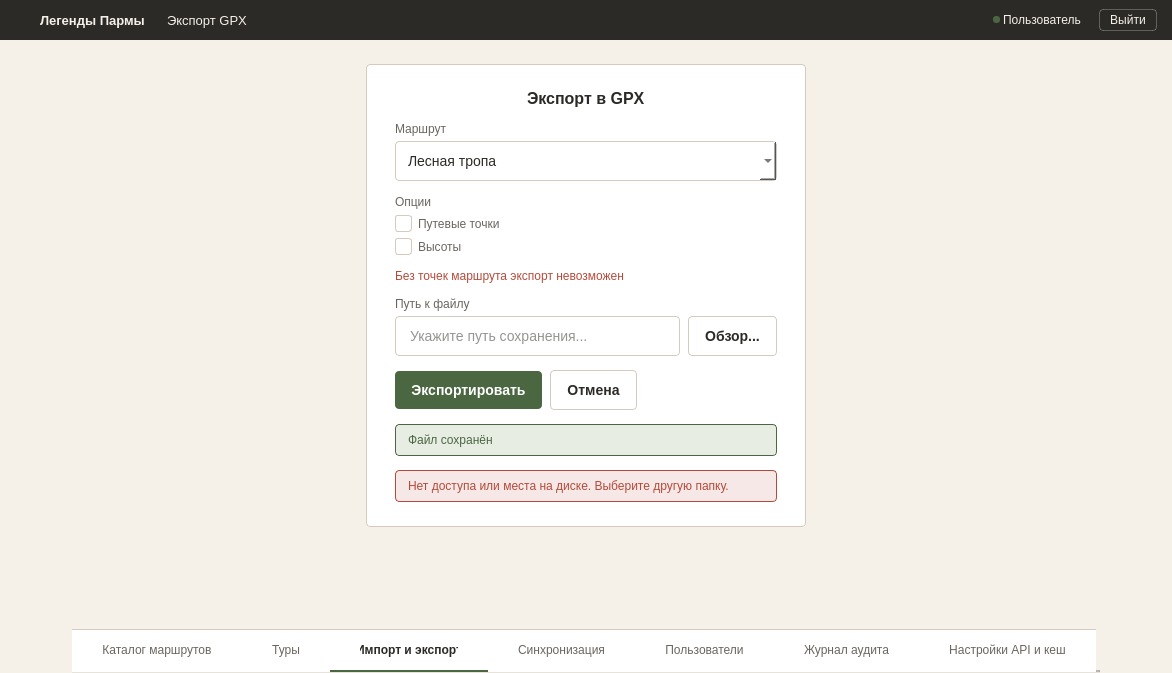
Qt form ui/windows/export_gpx_window.ui (nikolas-po/legends_parma) before a commit.
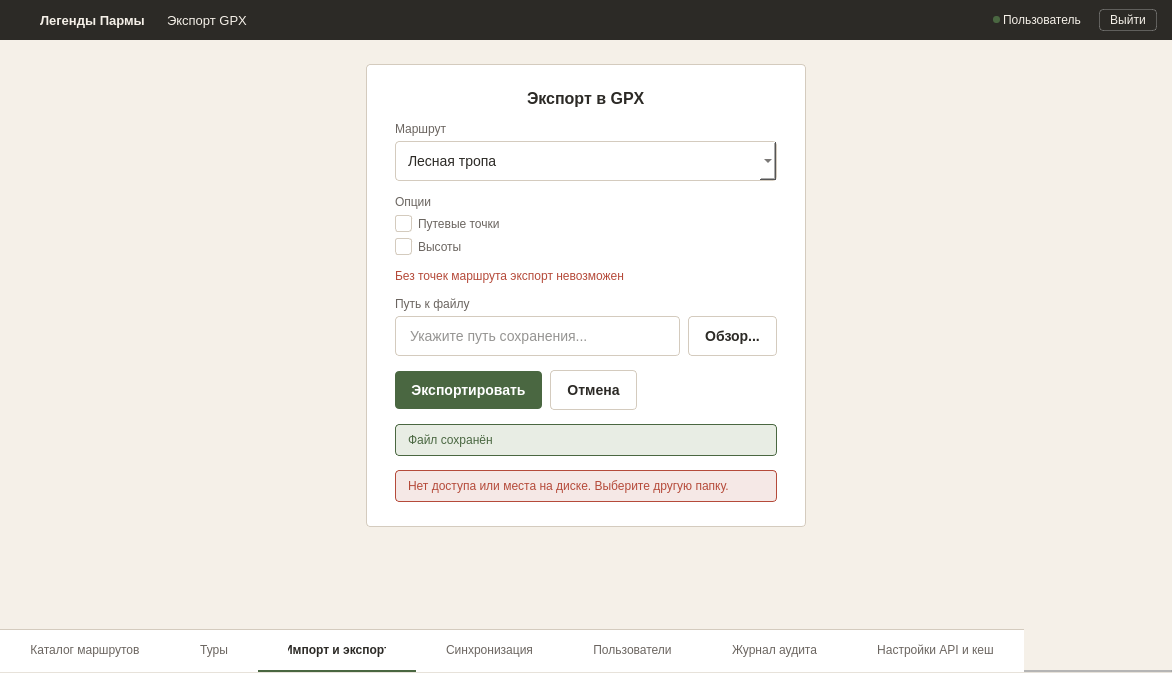
The same form after that commit. Icons and pictures are not drawn.

The edit to the form file:
```diff
--- a/ui/windows/export_gpx_window.ui
+++ b/ui/windows/export_gpx_window.ui
@@ -291,9 +291,11 @@
       <property name="sizeHint" stdset="0"><size><width>20</width><height>40</height></size></property>
      </spacer>
     </item>
-    <item alignment="Qt::AlignmentFlag::AlignHCenter">
-     <widget class="QTabWidget" name="tabWidget">
-      <property name="sizePolicy"><sizepolicy hsizetype="Maximum" vsizetype="Fixed"><horstretch>0</horstretch><verstretch>0</verstretch></sizepolicy></property>
+    <item>
+      <widget class='QTabWidget' name='tabWidget'>
+        <property name='sizePolicy'>
+          <sizepolicy hsizetype='Expanding' vsizetype='Fixed'>
+            <horstretch>1</horstretch><verstretch>0</verstretch></sizepolicy></property>
       <property name="minimumSize"><size><width>0</width><height>44</height></size></property>
       <property name="maximumSize"><size><width>16777215</width><height>44</height></size></property>
       <property name="tabPosition"><enum>QTabWidget::TabPosition::North</enum></property>
```
Left out of the diff: 6 changed lines with no effect on the pictures.
